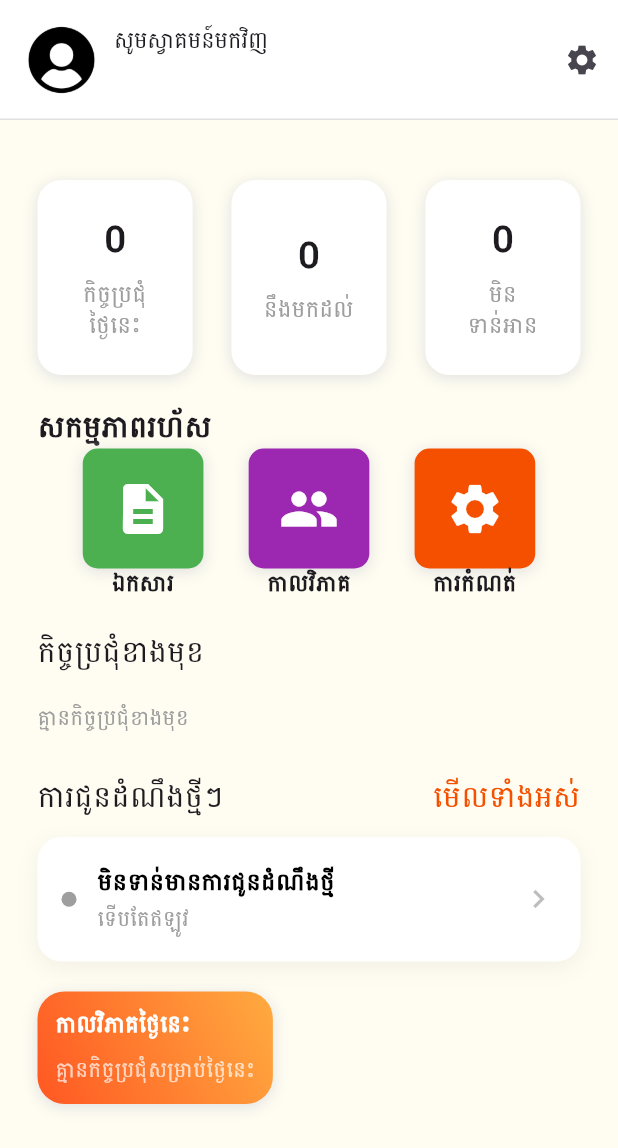
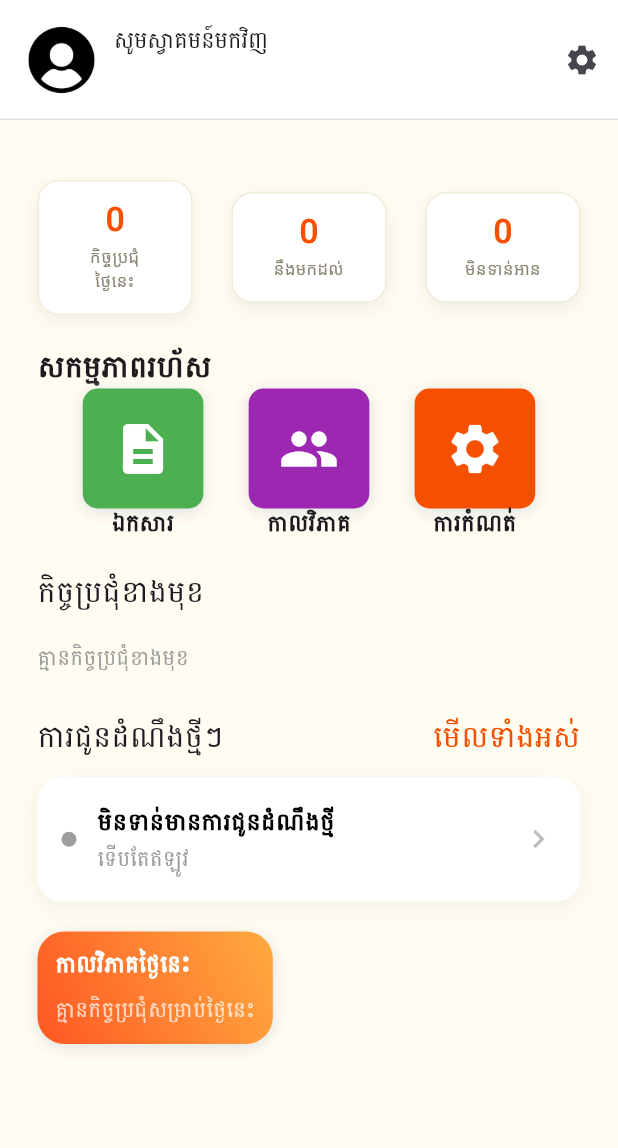
Before and after one commit to Kai-meister/ginbec_mobile_app, a Flutter app: the Home screen opened directly, on a phone screen of 412 x 824 dp. Shown: the top 1148 px of the screen. Run offline on Flutter 3.47's test engine with Material 3 defaults, Android fonts, the phone set to English and light mode, and no system bars; our stand-ins replace dio, flutter_secure_storage, pinput; accounts and stored records are empty; network calls fail; Roboto replaces fonts that are missing (KhmerOSSiemreap).

Commit message:
refactor(widgets): restyle DashCard - white card + orange number

```diff
--- a/lib/widgets/dashcard.dart
+++ b/lib/widgets/dashcard.dart
@@ -1,5 +1,5 @@
 import 'package:flutter/material.dart';
-
+import 'package:ginbec_mobile_app/config/color.dart';
 
 class DashCard extends StatelessWidget {
   final String number;
@@ -23,38 +23,41 @@ class DashCard extends StatelessWidget {
       onTap: onTap,
       child: Container(
         width: width,
-        height: 130,
-        padding: EdgeInsets.all(20),
+        padding: const EdgeInsets.symmetric(vertical: 14, horizontal: 8),
         decoration: BoxDecoration(
-          color: cardbg ?? Colors.white,
-          borderRadius: BorderRadius.circular(16),
+          color: cardbg ?? GColor.surfaceCard,
+          borderRadius: BorderRadius.circular(14),
+          border: Border.all(color: GColor.borderSubtle),
           boxShadow: [
             BoxShadow(
-              color: Colors.grey.shade300,
-              blurRadius: 8,
-              offset: Offset(0, 2)
-            )
-          ]
+              color: Colors.black.withValues(alpha: 0.06),
+              blurRadius: 10,
+              offset: const Offset(0, 4),
+            ),
+          ],
         ),
         child: Column(
           mainAxisSize: MainAxisSize.min,
-          mainAxisAlignment: MainAxisAlignment.center,
           children: [
             Text(
               number,
               style: TextStyle(
-                fontSize: 25,
-                fontWeight: FontWeight.bold,
+                fontSize: 22,
+                fontWeight: FontWeight.w800,
+                color: GColor.primarycolor,
+                height: 1.1,
               ),
             ),
-            SizedBox(height: 8),
-            Text(label,
-            style: TextStyle(
-              fontSize: 15,
-              color: Colors.grey,
+            const SizedBox(height: 4),
+            Text(
+              label,
+              textAlign: TextAlign.center,
+              style: TextStyle(
+                fontSize: 11,
+                color: GColor.textMuted,
+                fontFamily: 'KhmerOSSiemreap',
+              ),
             ),
-              textAlign: TextAlign.center,
-            )
           ],
         ),
       ),
```
